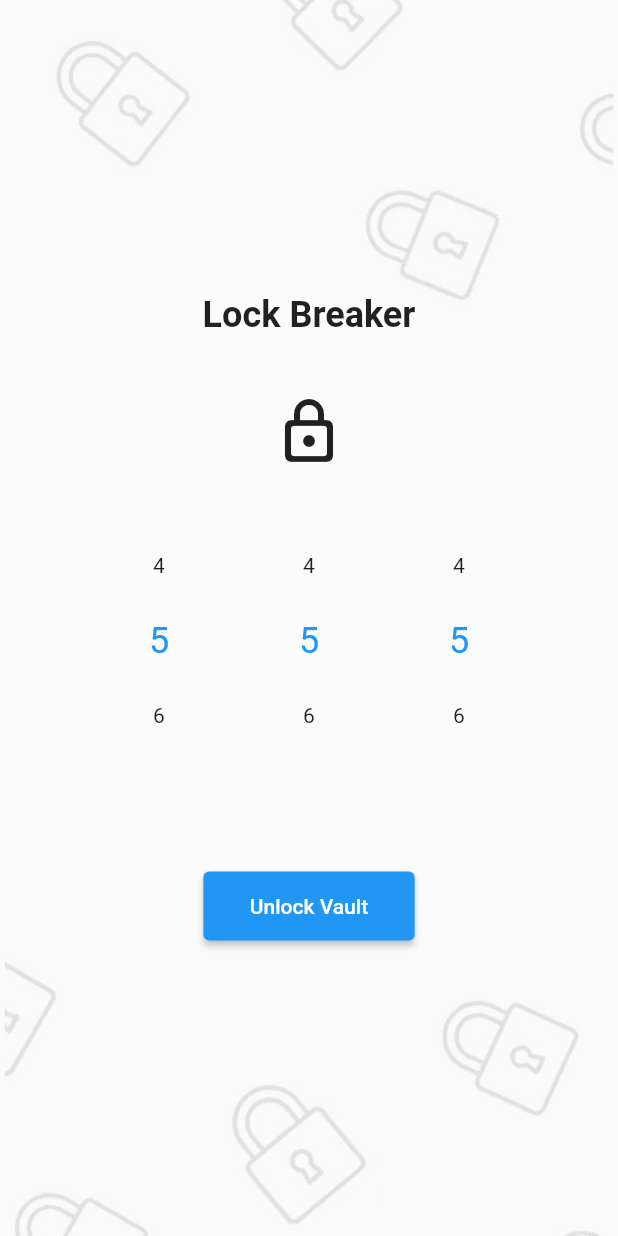
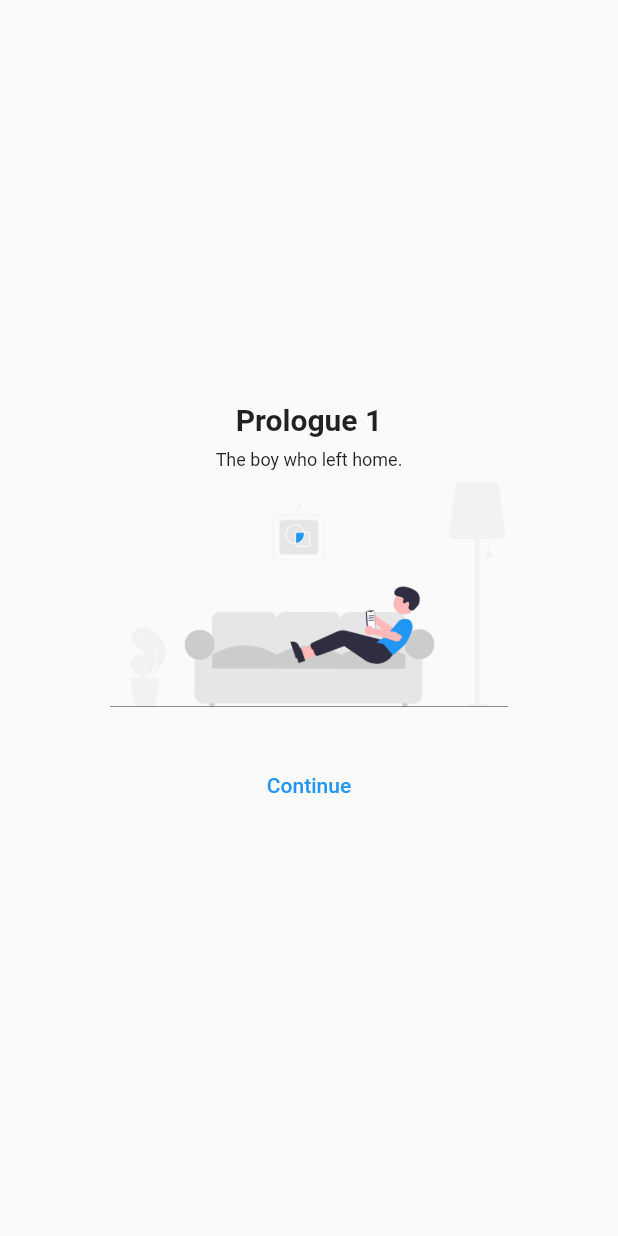
Before and after one commit to martinericksonn/11067_Lapetaje_Erickson, a Flutter app: the screen it shows after launch, on a phone screen of 412 x 824 dp. Run offline on Flutter 3.47's test engine with Material 2 defaults, Android fonts, the phone set to English and light mode, and no system bars; drawn by our look-alikes of numberpicker.

Commit message:
welcome screen

```diff
--- a/lock_breaker/lib/main.dart
+++ b/lock_breaker/lib/main.dart
@@ -2,6 +2,7 @@
 
 import 'package:flutter/material.dart';
 import 'package:flutter_application_1/safe_dial.dart';
+import 'package:flutter_application_1/screen/welcome_screen.dart';
 
 void main() {
   runApp(const MyApp());
@@ -19,7 +20,8 @@ class MyApp extends StatelessWidget {
         theme: ThemeData(
           primarySwatch: Colors.blue,
         ),
-      home: const MyHomePage(title: 'Lock Breaker'),
+        home: WelcomeScreen()
+        // const MyHomePage(title: 'Lock Breaker'),
         );
   }
 }
--- /dev/null
+++ b/lock_breaker/lib/screen/welcome_screen.dart
@@ -0,0 +1,55 @@
+// ignore_for_file: prefer_const_constructors
+
+import 'package:flutter/material.dart';
+
+class WelcomeScreen extends StatelessWidget {
+  const WelcomeScreen({Key? key}) : super(key: key);
+
+  @override
+  Widget build(BuildContext context) {
+    return Scaffold(
+      body: SafeArea(
+        child: Center(
+          child: Column(
+            mainAxisAlignment: MainAxisAlignment.center,
+            // ignore: prefer_const_literals_to_create_immutables
+            children: [
+              Text(
+                "Prologue 1",
+                style: TextStyle(
+                  fontWeight: FontWeight.bold,
+                  fontSize: 20,
+                ),
+              ),
+              Padding(
+                padding: const EdgeInsets.all(8.0),
+                child: Text(
+                  "The boy who left home.",
+                  style: TextStyle(
+                    fontSize: 12,
+                  ),
+                ),
+              ),
+              Image(
+                image: AssetImage(
+                  'assets/images/welcome.png',
+                ),
+                height: 150,
+              ),
+              SizedBox(
+                height: 20,
+              ),
+              Padding(
+                padding: const EdgeInsets.all(8.0),
+                child: TextButton(
+                  onPressed: () {},
+                  child: Text("Continue"),
+                ),
+              )
+            ],
+          ),
+        ),
+      ),
+    );
+  }
+}
--- a/lock_breaker/pubspec.yaml
+++ b/lock_breaker/pubspec.yaml
@@ -59,6 +59,8 @@ flutter:
   # To add assets to your application, add an assets section, like this:
   assets:
     - assets/images/locker.png
+    - assets/images/welcome.png
+
   #   - images/a_dot_ham.jpeg
 
   # An image asset can refer to one or more resolution-specific "variants", see
```
Also changed, not shown: lock_breaker/assets/images/welcome.png (added). Lines whose indentation alone changed are shown as unchanged.
